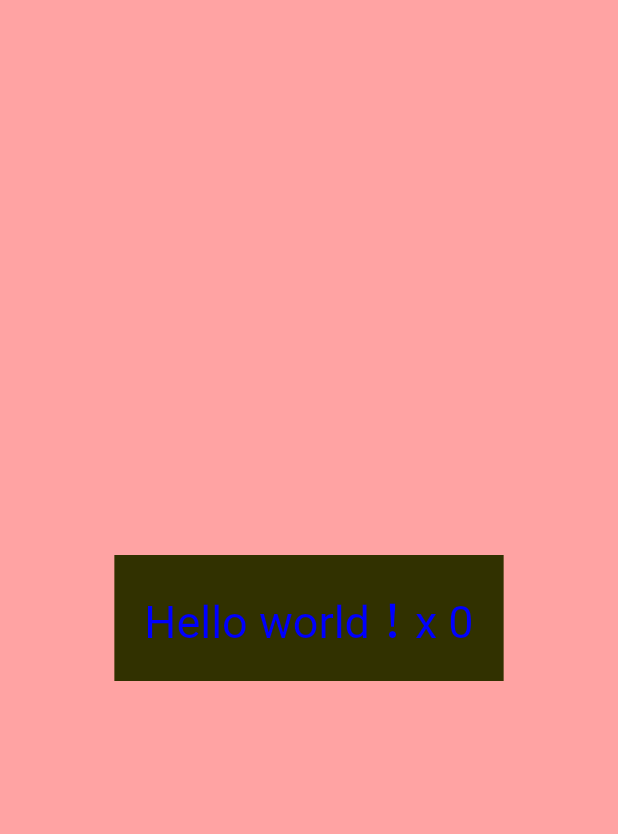
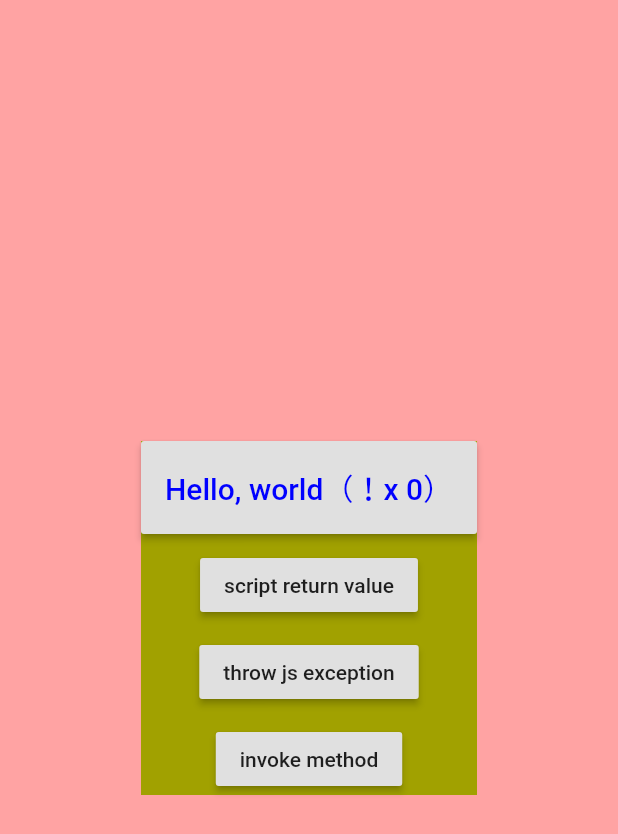
Before and after one commit to mimers/flutter_tutorial, a Flutter app: the screen it shows after launch, on a phone screen of 412 x 824 dp. Shown: the top 834 px of the screen. Run offline on Flutter 3.47's test engine with Material 2 defaults, Android fonts, the phone set to English and light mode, and no system bars; our stand-ins replace shared_preferences.

Commit message:
add jsc for dart

```diff
--- a/lib/main.dart
+++ b/lib/main.dart
@@ -1,5 +1,6 @@
 import 'dart:ui' as ui;
 
+import 'package:flutter/material.dart';
 import 'package:flutter/widgets.dart';
 import 'package:shared_preferences/shared_preferences.dart';
 
@@ -26,9 +27,52 @@ class MyApp extends StatelessWidget {
                   color: const Color(0xFFFFA3A3),
                   child: new Center(
                       child: new Container(
-                          color: const Color(0xFF313100),
-                          padding: const EdgeInsets.all(20.0),
-                          child: new MyAppCounter()))),
+                          color: const Color(0xFFA1A100),
+                          child: new Column(
+                            mainAxisAlignment: MainAxisAlignment.center,
+                            mainAxisSize: MainAxisSize.min,
+                            children: <Widget>[
+                              MyAppCounter(),
+                              new Padding(
+                                padding: const EdgeInsets.only(top: 10.0),
+                                child: RaisedButton(
+                                    onPressed: () {
+                                      print('start eval js');
+                                      var v = ui.window.evalJavaScript(
+                                          '(function(){var rc = parseInt(ts)+1;'
+                                          'ts = rc;'
+                                          'if (rc%2==0) return rc;'
+                                          'if (rc%3==0) return "hello";'
+                                          'return true;})()',
+                                          'returnValue.js');
+                                      print("$v @ ${v.runtimeType}");
+                                    },
+                                    child: Text('script return value')),
+                              ),
+                              new Padding(
+                                padding: const EdgeInsets.only(top: 10.0),
+                                child: RaisedButton(
+                                  onPressed: () {
+                                    ui.window.execJavaScript(
+                                        'throw new Error(\'throwing a error ${DateTime.now().toIso8601String()}\');',
+                                        'exp.js');
+                                  },
+                                  child: Text('throw js exception'),
+                                ),
+                              ),
+                              new Padding(
+                                padding: const EdgeInsets.only(top: 10.0),
+                                child: RaisedButton(
+                                  onPressed: () {
+                                    var n = DateTime.now().millisecond.toDouble();
+                                    var r = ui.window.invokeMethod('', 'isOdd', n);
+                                    print("$n is Odd: $r");
+                                  },
+                                  child: Text('invoke method'),
+                                ),
+                              )
+                            ],
+                          )))),
             ));
       },
     );
@@ -36,6 +80,7 @@ class MyApp extends StatelessWidget {
 }
 
 void main() {
+  print("window defalut route:${ui.window.defaultRouteName}");
   runApp(new MyApp());
 }
 
@@ -62,18 +107,40 @@ class _MyAppState extends State<MyAppCounter> {
 
   increaseCounter() async {
     SharedPreferences pref = await SharedPreferences.getInstance();
-    pref.setInt(COUNTER_KEY, ++_count);
+    pref.setInt(COUNTER_KEY, _count++);
+    print('jsc function return: ');
+    print(ui.window.invokeMethod('', 'getTG', ""));
     setState(() {});
   }
 
   @override
   Widget build(BuildContext context) {
-    return new GestureDetector(
-      child: new Text(
-        'Hello world！x $_count',
-        style: const TextStyle(color: const Color(0xFF0000FF), fontSize: 30.0),
+    ui.window
+        .execJavaScript("function isOdd(a) { return Math.ceil(a)%2==1; }; function getTG() { return tg; };", "init.js");
+    ui.window.setGlobalVariable("tg", DateTime.now().second.toDouble());
+    ui.window.setGlobalVariable(
+        'ts',
+        "${DateTime
+            .now()
+            .millisecondsSinceEpoch}");
+    ui.window.addJavaScriptInterface('dart_window', (argument) {
+      print("call from JavaScript $argument");
+      return "$argument _ ${DateTime
+          .now()
+          .millisecond}";
+    });
+    return new RaisedButton(
+      onPressed: increaseCounter,
+      child: new Padding(
+        padding: const EdgeInsets.symmetric(vertical: 16.0),
+        child: new Text(
+          'Hello, world（！x $_count）',
+          style: const TextStyle(color: const Color(0xFF0000FF), fontSize: 20.0),
+          maxLines: 1,
+          softWrap: false,
+          overflow: TextOverflow.ellipsis,
+        ),
       ),
-      onTap: increaseCounter,
     );
   }
 }
--- a/pubspec.yaml
+++ b/pubspec.yaml
@@ -10,3 +10,8 @@ dependencies:
 dev_dependencies:
   flutter_test:
     sdk: flutter
+dependency_overrides:
+  sky_engine:
+    path: ../engine/src/out/host_debug_unopt/gen/dart-pkg/sky_engine
+  sky_services:
+    path: ../engine/src/out/host_debug_unopt/gen/dart-pkg/sky_services
```
Also changed, not shown: 2 other files.
